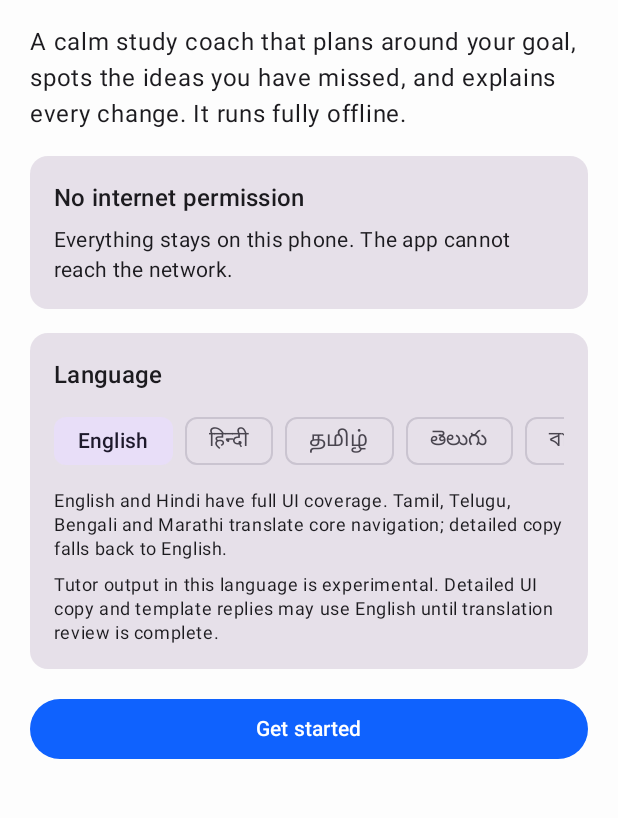
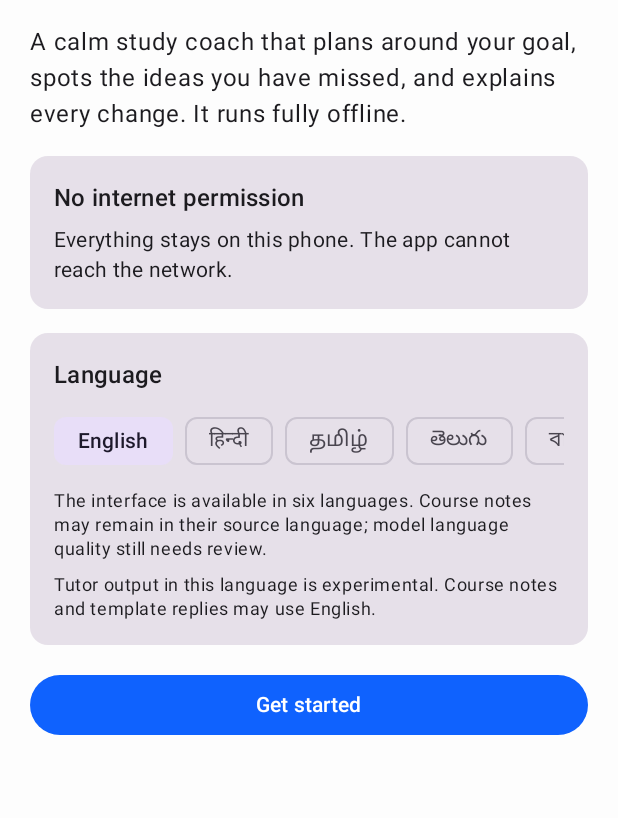
Before and after one commit to kishansaaai/sahay, an Android app built with Jetpack Compose: the screen it shows after launch (MainActivity), on a phone screen of 412 x 824 dp, the part 180-998 px from its top. Run offline under Robolectric (Android 15) with nearby library versions, the phone set to English and light mode, and no system bars; our stand-ins replace Room's generated code; network calls fail.

Commit message:
B19: complete six-language UI resources and preserve locale state

```diff
--- a/app/src/main/java/com/sahay/app/ui/Common.kt
+++ b/app/src/main/java/com/sahay/app/ui/Common.kt
@@ -61,7 +61,7 @@ fun ProgressDots(total: Int, current: Int) {
 
 @Composable
 fun LanguageChips(state: AppState, modifier: Modifier = Modifier) {
-    // Additional locales have core navigation translations; detailed copy falls back to English.
+    // Each offered locale has a complete bundled UI resource pack.
     val options = listOf(
         "en" to sr(R.string.english),
         "hi" to sr(R.string.hindi),
--- a/app/src/main/java/com/sahay/app/ui/screens/ScanScreen.kt
+++ b/app/src/main/java/com/sahay/app/ui/screens/ScanScreen.kt
@@ -85,7 +85,7 @@ fun ScanScreen(state: AppState) {
                 if (revealed) Text(sr(R.string.diag_answer_reveal, options[(output["answer"] as Number).toInt()]["text"].toString()))
             } else {
                 val skills = output["skills"] as List<Map<String, Any?>>
-                skills.forEach { Text("${it["name"]} (${it["hours"]} h)") }
+                skills.forEach { Text(sr(R.string.scan_skill_estimate, it["name"].toString(), it["hours"].toString())) }
                 Text(sr(R.string.scan_dependencies, (output["prerequisites"] as List<*>).size))
             }
             if (r.source == "fallback") Text(sr(R.string.tutor_template))
--- a/app/src/main/java/com/sahay/app/ui/screens/SettingsScreen.kt
+++ b/app/src/main/java/com/sahay/app/ui/screens/SettingsScreen.kt
@@ -77,6 +77,9 @@ fun SettingsScreen(state: AppState) {
             Text(text = sr(R.string.settings_model_note), style = MaterialTheme.typography.bodySmall)
         }
 
+        state.storageErrorText()?.let { error ->
+            Text(sr(R.string.settings_storage_error, error), color = MaterialTheme.colorScheme.error)
+        }
         SectionCard(title = sr(R.string.settings_data)) {
             Text(
                 text = sr(R.string.settings_data_summary, state.exportSummary()),
--- a/app/src/main/java/com/sahay/app/ui/screens/ShareScreen.kt
+++ b/app/src/main/java/com/sahay/app/ui/screens/ShareScreen.kt
@@ -124,7 +124,7 @@ fun ShareScreen(state: AppState) {
             classRows = result; error = failure
         }) { Text(sr(R.string.share_teacher_title)) }
         classRows.forEach { row ->
-            val label = "${row.name}: ${AppState.percent(row.meanMastery)}% (${row.students})"
+            val label = sr(R.string.share_average_row, row.name, AppState.percent(row.meanMastery), row.students)
             Text(label); MasteryBar(row.meanMastery, label = label)
         }
         if (rows.isNotEmpty()) {
@@ -133,7 +133,7 @@ fun ShareScreen(state: AppState) {
             rows.forEach { row ->
                 Text(row.learnerId)
                 row.values.forEach { (id, value) ->
-                    val label = "${state.contentFor(row.domain).graph.skills[id]?.name ?: id}: ${AppState.percent(value)}%"
+                    val label = sr(R.string.share_mastery_row, state.contentFor(row.domain).graph.skills[id]?.name ?: id, AppState.percent(value))
                     Text(label); MasteryBar(value, label = label)
                 }
             }
--- a/app/src/main/res/values/strings.xml
+++ b/app/src/main/res/values/strings.xml
@@ -18,7 +18,7 @@
     <string name="telugu">తెలుగు</string>
     <string name="bengali">বাংলা</string>
     <string name="marathi">मराठी</string>
-    <string name="experimental_language">Tutor output in this language is experimental. Detailed UI copy and template replies may use English until translation review is complete.</string>
+    <string name="experimental_language">Tutor output in this language is experimental. Course notes and template replies may use English.</string>
 
     <string name="nav_today">Today</string>
     <string name="nav_roadmap">Roadmap</string>
@@ -136,7 +136,7 @@
     <string name="study_retry">Try another question</string>
     <string name="study_misconception">Watched for: %1$s</string>
     <string name="study_no_skill">Pick an item from today\'s plan first.</string>
-    <string name="languages_in_build">English and Hindi have full UI coverage. Tamil, Telugu, Bengali and Marathi translate core navigation; detailed copy falls back to English.</string>
+    <string name="languages_in_build">The interface is available in six languages. Course notes may remain in their source language; model language quality still needs review.</string>
 
     <string name="tutor_title">Tutor</string>
     <string name="tutor_empty">Ask about the skill you are studying. Answers stay on the phone.</string>
@@ -310,4 +310,16 @@
     <string name="device_unmeasured">Not measured</string>
     <string name="device_events">Governor changes and reasons</string>
     <string name="device_threads_note">Thread and context values are policy targets. The pinned Java runner cannot change its native thread pool at runtime.</string>
+    <string name="plan_initial">Your first plan is based on the diagnostic answers.</string>
+    <string name="plan_diagnostic_prefix">Diagnostic placement. </string>
+    <string name="plan_repair_reason">Your answer suggests a misconception about %1$s; the plan was reassessed.</string>
+    <string name="plan_wrong_reason">%1$s was given more time after an incorrect answer.</string>
+    <string name="plan_correct_reason">Your plan was refreshed after a correct answer on %1$s.</string>
+    <string name="recover_nothing">Recovery found no skills below the target mastery.</string>
+    <string name="recover_changed">Recovery fitted the remaining skills into %1$d minutes.</string>
+    <string name="data_summary">%1$d attempts, %2$d teach-backs, %3$d sessions, %4$d plan items</string>
+    <string name="scan_skill_estimate">%1$s (%2$s h)</string>
+    <string name="share_mastery_row">%1$s: %2$d%%</string>
+    <string name="share_average_row">%1$s: %2$d%% (%3$d students)</string>
+    <string name="settings_storage_error">Your data could not be loaded or saved: %1$s. Export a copy before leaving the app.</string>
 </resources>
```
Also changed, not shown: app/src/main/java/com/sahay/app/state/AppState.kt (+8 -10 lines), 8 other files.
